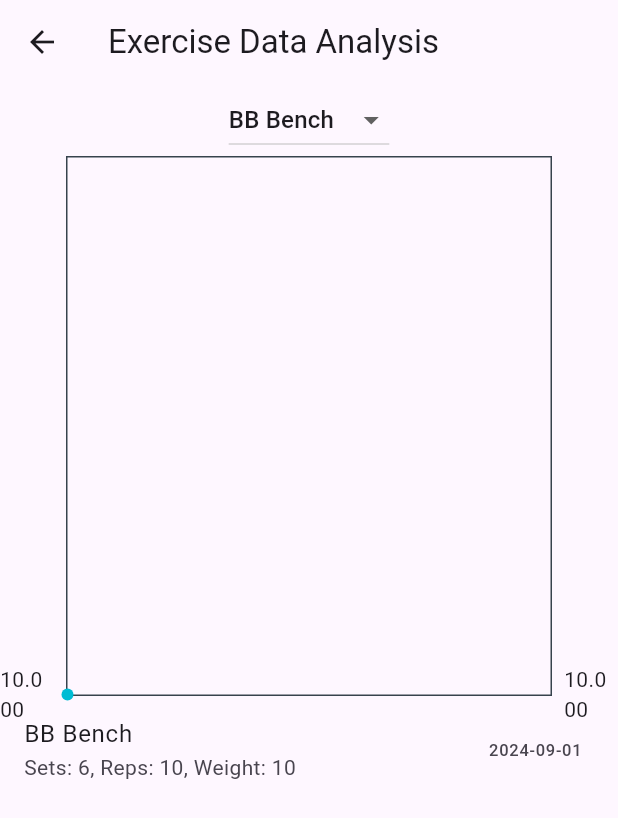
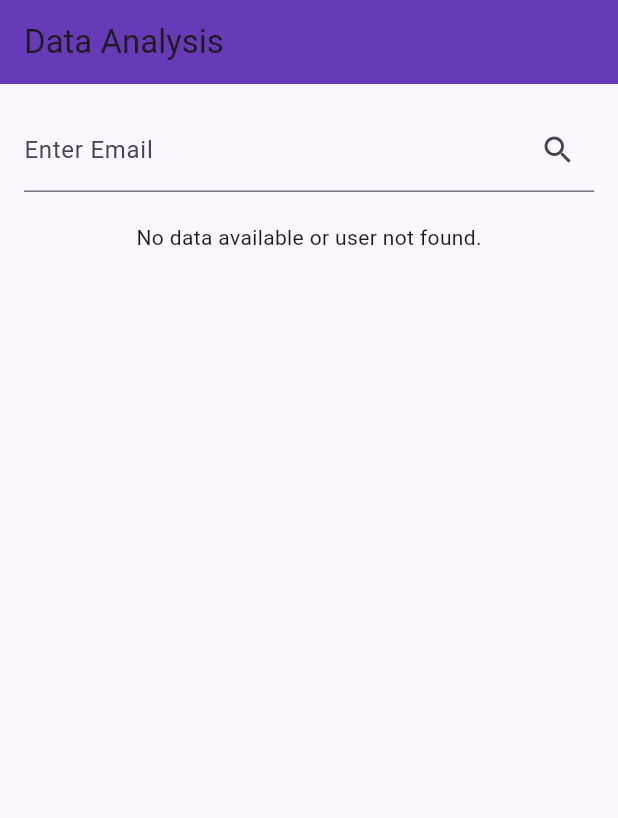
Before and after one commit to Samuel-J-Mathew/Overload--Workout-Nutrition-Weight-Tracker-ClientSide, a Flutter app: the DataAnalysisPage screen opened directly, on a phone screen of 412 x 824 dp. Shown: the top 818 px of the screen. Run offline on Flutter 3.47's test engine with Material 3 defaults, Android fonts, the light colour scheme and no system bars; drawn by our look-alikes of fl_chart; our stand-ins replace cloud_firestore, dropdown_button2, dropdown_search, firebase_auth, firebase_core, flutter_heatmap_calendar and 6 more; missing offline and left inert: barcode_scan2, excel; accounts and stored records are empty.

Commit message:
firebase pull weight logs, food logs, workout logs , and steps logs

```diff
--- a/lib/main.dart
+++ b/lib/main.dart
@@ -79,8 +79,8 @@ class MyApp extends StatelessWidget {
       ],
       child: MaterialApp(
         debugShowCheckedModeBanner: false,
-        home: AuthPage(),
-        //home:CalorieTrackerPage(),
+        //home: AuthPage(),
+        home:DataAnalysisPage(),
       ),
     );
   }
--- a/lib/pages/DataAnalysisPage.dart
+++ b/lib/pages/DataAnalysisPage.dart
@@ -1,127 +1,129 @@
-import 'package:fl_chart/fl_chart.dart';
 import 'package:flutter/material.dart';
+import 'package:cloud_firestore/cloud_firestore.dart';
+import 'package:firebase_auth/firebase_auth.dart';
 import 'package:intl/intl.dart';
-import 'package:provider/provider.dart';
-
-import '../data/workout_data.dart';
 
 class DataAnalysisPage extends StatefulWidget {
-  const DataAnalysisPage({super.key});
-
   @override
   _DataAnalysisPageState createState() => _DataAnalysisPageState();
 }
 
 class _DataAnalysisPageState extends State<DataAnalysisPage> {
-  String? selectedExercise;
-  List<String> exerciseNames = [];
+  final TextEditingController _emailController = TextEditingController();
+  final FirebaseFirestore _firestore = FirebaseFirestore.instance;
+  Map<String, dynamic> _userData = {};
+  bool _isLoading = false;
 
   @override
-  void initState() {
-    super.initState();
-    WidgetsBinding.instance.addPostFrameCallback((_) {
-      loadExerciseNames();
+  Widget build(BuildContext context) {
+    return Scaffold(
+      appBar: AppBar(
+        title: Text("Data Analysis"),
+        backgroundColor: Colors.deepPurple,
+      ),
+      body: SingleChildScrollView(
+        padding: EdgeInsets.all(16.0),
+        child: Column(
+          children: <Widget>[
+            TextField(
+              controller: _emailController,
+              decoration: InputDecoration(
+                labelText: 'Enter Email',
+                suffixIcon: IconButton(
+                  icon: Icon(Icons.search),
+                  onPressed: () => _fetchUserData(_emailController.text),
+                ),
+              ),
+            ),
+            SizedBox(height: 20),
+            _isLoading
+                ? CircularProgressIndicator()
+                : _userData.isEmpty
+                ? Text("No data available or user not found.")
+                : _buildDataDisplay(),
+          ],
+        ),
+      ),
+    );
+  }
+
+  Widget _buildDataDisplay() {
+    return Column(
+      children: [
+        if (_userData.containsKey('weightLogs'))
+          Text("Weight Logs: ${_userData['weightLogs'].toString()}"),
+        if (_userData.containsKey('foodLogs'))
+          Text("Food Logs: ${_userData['foodLogs'].toString()}"),
+        if (_userData.containsKey('workoutLogs'))
+          Text("Workout Logs: ${_userData['workoutLogs'].toString()}"),
+        if (_userData.containsKey('stepLogs'))
+          Text("Step Logs: ${_userData['stepLogs'].toString()}"),
+      ],
+    );
+  }
+
+  Future<void> _fetchUserData(String email) async {
+    setState(() => _isLoading = true);
+    String? userId = await _getUserIdByEmail(email);
+    if (userId == null) {
+      setState(() {
+        _isLoading = false;
+        _userData = {};
+      });
+      return;
+    }
+
+    DateTime now = DateTime.now();
+    DateTime startOfWeek = DateTime(now.year, now.month, now.day - now.weekday + 1);
+    DateTime endOfWeek = startOfWeek.add(Duration(days: 6));
+
+    var userData = {
+      'weightLogs': await fetchLogs(userId, startOfWeek, endOfWeek, 'weightLogs'),
+      'foodLogs': await fetchLogs(userId, startOfWeek, endOfWeek, 'foods', subCollection: 'entries'),
+      'workoutLogs': await fetchLogs(userId, startOfWeek, endOfWeek, 'workouts', subCollection: 'exercises'),
+      'stepLogs': await fetchLogs(userId, startOfWeek, endOfWeek, 'steps'),
+    };
+    setState(() {
+      _userData = userData;
+      _isLoading = false;
     });
   }
 
-  void loadExerciseNames() {
-    exerciseNames = Provider.of<WorkoutData>(context, listen: false).getAllExerciseNames();
-    if (exerciseNames.isNotEmpty) {
-      selectedExercise = exerciseNames.first;
-      setState(() {});
+  Future<String?> _getUserIdByEmail(String email) async {
+    var usersCollection = _firestore.collection('users');
+    var querySnapshot = await usersCollection.where('email', isEqualTo: email).get();
+    if (querySnapshot.docs.isNotEmpty) {
+      return querySnapshot.docs.first.id;
     }
+    return null;
   }
 
-  @override
-  Widget build(BuildContext context) {
-    var workoutData = Provider.of<WorkoutData>(context);
-    List<Map<String, dynamic>> weightData = selectedExercise != null ? workoutData.getWeightDataForExercise(selectedExercise!) : [];
-    List<FlSpot> spots = weightData.asMap().entries.map((entry) => FlSpot(entry.key.toDouble(), entry.value['weight'])).toList();
+  Future<List<dynamic>> fetchLogs(String userId, DateTime start, DateTime end, String collection, {String subCollection = ''}) async {
+    var collectionRef = _firestore.collection('users').doc(userId).collection(collection);
 
-    return Scaffold(
-      appBar: AppBar(
-        title: const Text("Exercise Data Analysis"),
-      ),
-      body: Column(
-        children: [
-          if (exerciseNames.isNotEmpty) DropdownButton<String>(
-            value: selectedExercise,
-            onChanged: (value) {
-              setState(() {
-                selectedExercise = value;
-              });
-            },
-            items: exerciseNames.map<DropdownMenuItem<String>>((String value) {
-              return DropdownMenuItem<String>(
-                value: value,
-                child: Text(value),
-              );
-            }).toList(),
-          ),
-          Expanded(
-            child: spots.isNotEmpty ? LineChart(
-              LineChartData(
-                gridData: FlGridData(
-                  show: true,
-                  getDrawingHorizontalLine: (value) {
-                    return const FlLine(
-                      color: Color(0xff37434d),
-                      strokeWidth: 1,
-                    );
-                  },
-                  drawVerticalLine: true,
-                  getDrawingVerticalLine: (value) {
-                    return const FlLine(
-                      color: Color(0xff37434d),
-                      strokeWidth: 1,
-                    );
-                  },
-                ),
-                borderData: FlBorderData(
-                  show: true,
-                  border: Border.all(color: const Color(0xff37434d), width: 1),
-                ),
-                lineBarsData: [
-                  LineChartBarData(
-                    spots: spots,
-                    isCurved: true,
-                    barWidth: 5,
-                    belowBarData: BarAreaData(
-                      show: false,
+    List<dynamic> allLogs = [];
+    // Asynchronously fetch logs for each day within the range
+    for (var date = start; date.isBefore(end.add(Duration(days: 1))); date = date.add(Duration(days: 1))) {
+      var formattedDate = DateFormat('yyyyMMdd').format(date);
+      if (subCollection.isNotEmpty) {
+        // Fetch from sub-collection if specified
+        var dayDoc = await collectionRef.doc(formattedDate).collection(subCollection).get();
+        dayDoc.docs.forEach((doc) {
+          var data = doc.data();
+          data['date'] = date; // Append the date to each log for reference
+          allLogs.add(data);
+        });
+      } else {
+        // Fetch directly from the document
+        var doc = await collectionRef.doc(formattedDate).get();
+        if (doc.exists) {
+          var data = doc.data() as Map<String, dynamic>;
+          data['date'] = date; // Append the date to each log for reference
+          allLogs.add(data);
+        }
+      }
+    }
+    return allLogs;
+  }
 
-                    ),
-                  ),
-                ],
-                titlesData: const FlTitlesData(
-                  show: true,
-                  bottomTitles: AxisTitles(
-                   sideTitles: SideTitles(
-                     showTitles: false,
-                   )
-                  ),
-
-                  topTitles: AxisTitles(
-                      sideTitles: SideTitles(
-                        showTitles: false,
-                      )
-                  ),
-                )
-              ),
-            ) : const Center(child: Text("No data available for this exercise")),
-          ),
-          Expanded(
-            child: ListView(
-              children: workoutData.getExercisesByName(selectedExercise!).map((detail) {
-                return ListTile(
-                  title: Text(detail.exercise.name),
-                  subtitle: Text('Sets: ${detail.exercise.sets}, Reps: ${detail.exercise.reps}, Weight: ${detail.exercise.weight}'),
-                  trailing: Text(DateFormat('yyyy-MM-dd').format(detail.date)), // Display the date of the exercise
-                );
-              }).toList(),
-            ),
-          ),
-        ],
-      ),
-    );
-  }
 }
--- a/lib/pages/home_page.dart
+++ b/lib/pages/home_page.dart
@@ -269,7 +269,7 @@ class _HomePageState extends State<HomePage> {
       case 1:
         return const MySplitPage();  // Assume this is another widget for "My Split"
       case 2:
-        return const DataAnalysisPage();      // Assume this is another widget for "Log"
+        return DataAnalysisPage();      // Assume this is another widget for "Log"
       default:
         return buildHomePageBody();
     }
```
